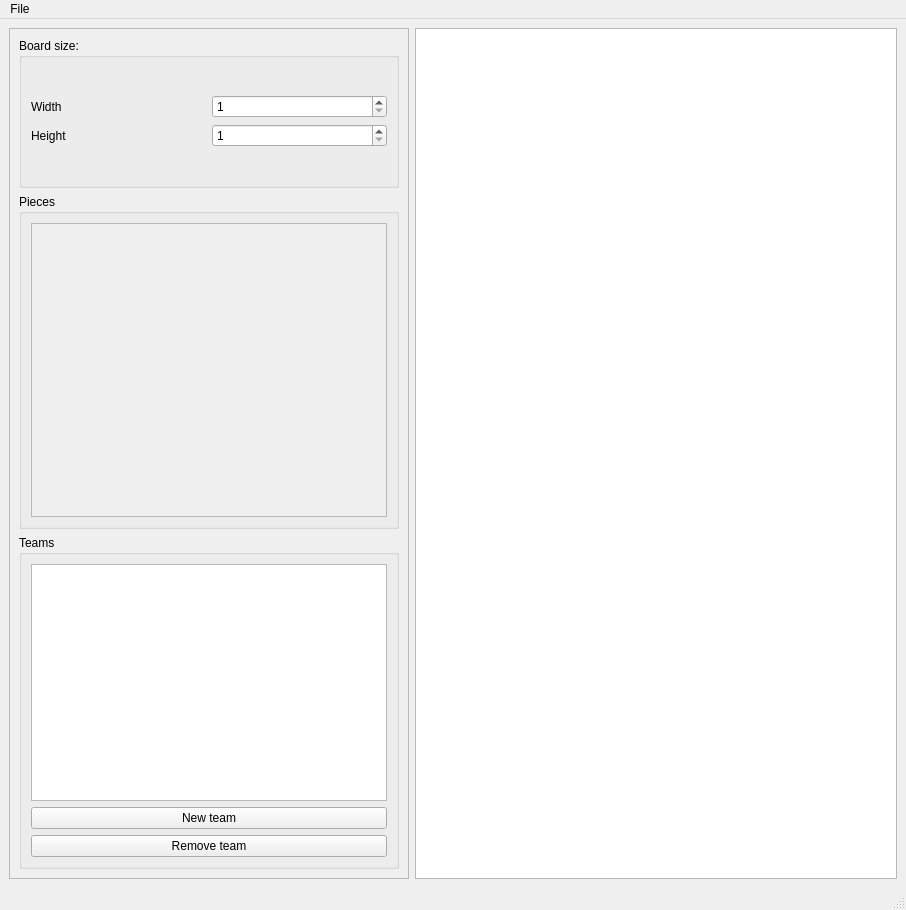
The window that tools/board_editor/ui_source/board_editor.ui (Bruno-Ed-cs/normal_chess) describes before a commit, drawn with Qt 5.
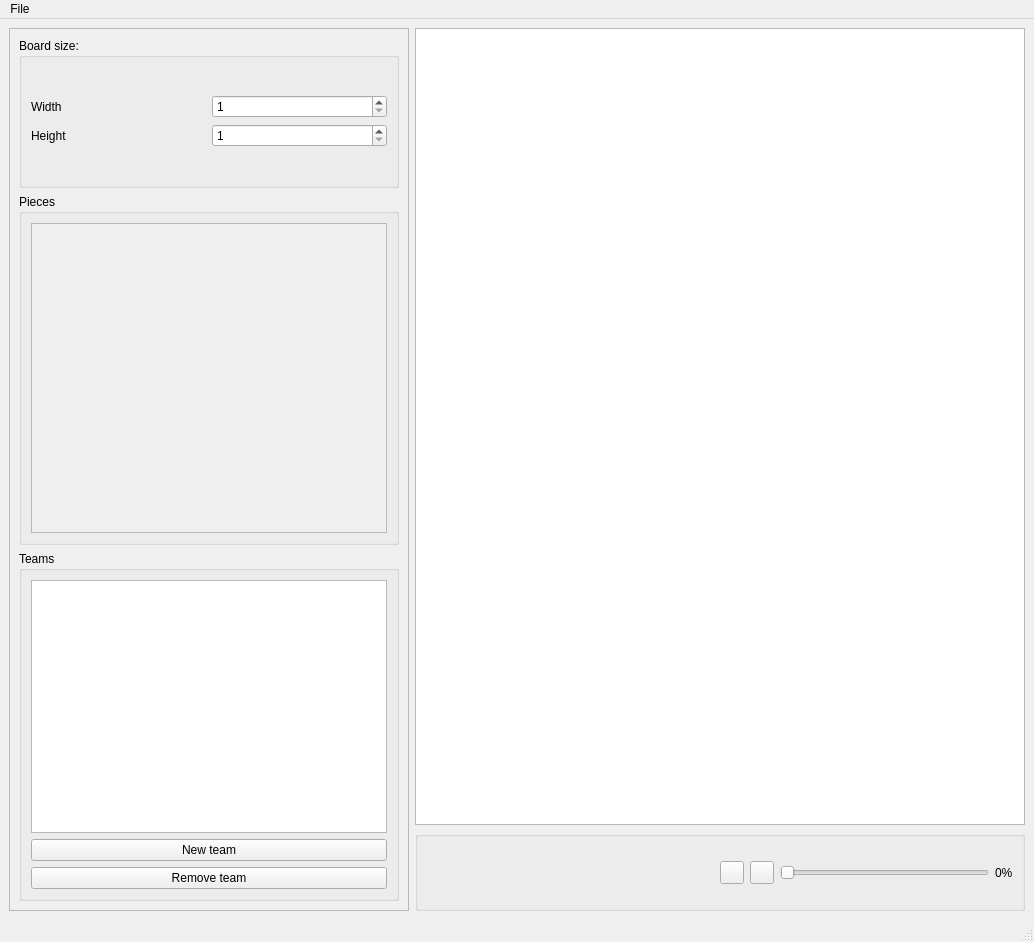
The same window after the commit. Icons and pictures are not drawn.

Commit message: zoom feature

Diff of the .ui file:
```diff
--- a/tools/board_editor/ui_source/board_editor.ui
+++ b/tools/board_editor/ui_source/board_editor.ui
@@ -6,20 +6,17 @@
    <rect>
     <x>0</x>
     <y>0</y>
-    <width>906</width>
-    <height>910</height>
+    <width>1034</width>
+    <height>942</height>
    </rect>
   </property>
   <property name="windowTitle">
    <string>Board Editor</string>
   </property>
   <widget class="QWidget" name="centralwidget">
-   <layout class="QVBoxLayout" name="verticalLayout">
+   <layout class="QHBoxLayout" name="horizontalLayout_2">
     <item>
      <layout class="QGridLayout" name="gridLayout">
-      <item row="1" column="1">
-       <widget class="QGraphicsView" name="BoardCanva"/>
-      </item>
       <item row="1" column="0">
        <widget class="QScrollArea" name="ControlsScroll">
         <property name="minimumSize">
@@ -52,7 +49,7 @@
            <x>0</x>
            <y>0</y>
            <width>398</width>
-           <height>840</height>
+           <height>872</height>
           </rect>
          </property>
          <layout class="QVBoxLayout" name="verticalLayout_4">
@@ -127,6 +124,12 @@
             </item>
             <item>
              <widget class="QGroupBox" name="PiecesBox">
+              <property name="minimumSize">
+               <size>
+                <width>0</width>
+                <height>250</height>
+               </size>
+              </property>
               <property name="title">
                <string>Pieces</string>
               </property>
@@ -148,7 +151,7 @@
                     <x>0</x>
                     <y>0</y>
                     <width>352</width>
-                    <height>281</height>
+                    <height>297</height>
                    </rect>
                   </property>
                   <property name="sizePolicy">
@@ -245,6 +248,104 @@
         </widget>
        </widget>
       </item>
+      <item row="1" column="1">
+       <layout class="QVBoxLayout" name="verticalLayout_8">
+        <item>
+         <widget class="QGraphicsView" name="boardCanva">
+          <property name="dragMode">
+           <enum>QGraphicsView::DragMode::ScrollHandDrag</enum>
+          </property>
+          <property name="transformationAnchor">
+           <enum>QGraphicsView::ViewportAnchor::NoAnchor</enum>
+          </property>
+          <property name="resizeAnchor">
+           <enum>QGraphicsView::ViewportAnchor::AnchorViewCenter</enum>
+          </property>
+         </widget>
+        </item>
+        <item>
+         <widget class="QGroupBox" name="groupBox">
+          <property name="minimumSize">
+           <size>
+            <width>0</width>
+            <height>80</height>
+           </size>
+          </property>
+          <property name="flat">
+           <bool>true</bool>
+          </property>
+          <layout class="QHBoxLayout" name="horizontalLayout_4">
+           <item>
+            <spacer name="horizontalSpacer">
+             <property name="orientation">
+              <enum>Qt::Orientation::Horizontal</enum>
+             </property>
+             <property name="sizeHint" stdset="0">
+              <size>
+               <width>40</width>
+               <height>20</height>
+              </size>
+             </property>
+            </spacer>
+           </item>
+           <item>
+            <layout class="QHBoxLayout" name="horizontalLayout_3">
+             <item>
+              <widget class="QToolButton" name="zoomOut">
+               <property name="text">
+                <string notr="true"/>
+               </property>
+               <property name="icon">
+                <iconset theme="QIcon::ThemeIcon::ZoomOut"/>
+               </property>
+               <property name="autoRepeat">
+                <bool>true</bool>
+               </property>
+              </widget>
+             </item>
+             <item>
+              <widget class="QToolButton" name="zoomIn">
+               <property name="text">
+                <string/>
+               </property>
+               <property name="icon">
+                <iconset theme="QIcon::ThemeIcon::ZoomIn"/>
+               </property>
+               <property name="autoRepeat">
+                <bool>true</bool>
+               </property>
+              </widget>
+             </item>
+             <item>
+              <widget class="QSlider" name="zoomSlider">
+               <property name="minimum">
+                <number>1</number>
+               </property>
+               <property name="maximum">
+                <number>100</number>
+               </property>
+               <property name="value">
+                <number>1</number>
+               </property>
+               <property name="orientation">
+                <enum>Qt::Orientation::Horizontal</enum>
+               </property>
+              </widget>
+             </item>
+             <item>
+              <widget class="QLabel" name="zoomPercent">
+               <property name="text">
+                <string>0%</string>
+               </property>
+              </widget>
+             </item>
+            </layout>
+           </item>
+          </layout>
+         </widget>
+        </item>
+       </layout>
+      </item>
      </layout>
     </item>
    </layout>
@@ -254,7 +355,7 @@
     <rect>
      <x>0</x>
      <y>0</y>
-     <width>906</width>
+     <width>1034</width>
      <height>24</height>
     </rect>
    </property>
```
The commit also changes 2 other files.
